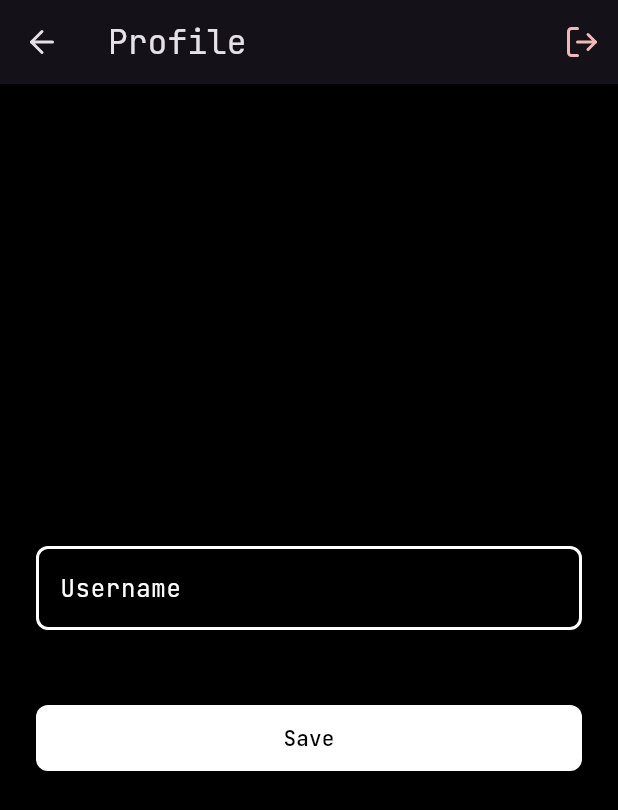
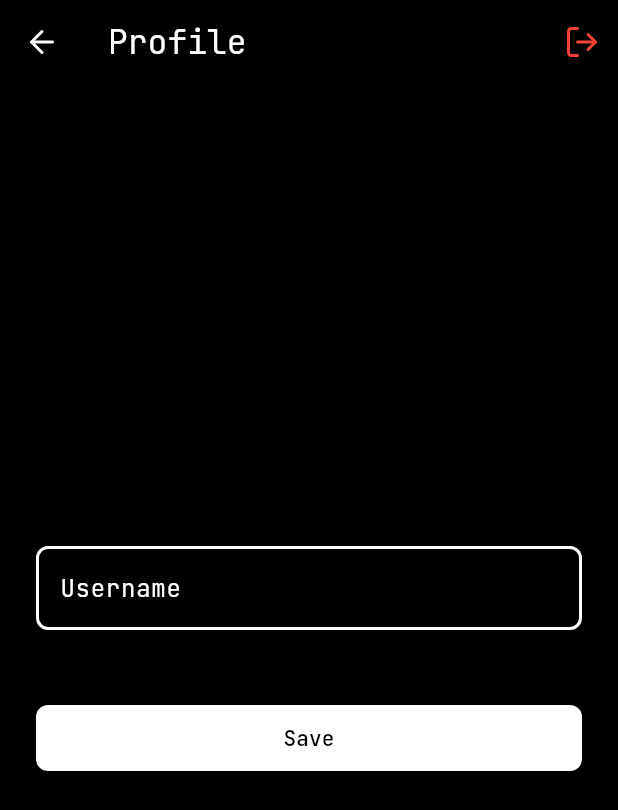
Before and after one commit to mendelbrot/star-cities, a Flutter app: the screen it shows once a user with an empty profile is signed in, on a phone screen of 412 x 824 dp. Shown: the top 810 px of the screen. Run offline on Flutter 3.47's test engine with Material 3 defaults, Android fonts, the phone set to English and light mode, and no system bars; our stand-ins replace flutter_riverpod, flutter_svg, go_router, google_fonts, lucide_icons, supabase_flutter; accounts and stored records are empty; project files that could hold a hidden picture were left out.

Commit message:
styling adjustments

```diff
--- a/client-flutter/lib/core/theme/app_theme.dart
+++ b/client-flutter/lib/core/theme/app_theme.dart
@@ -2,6 +2,8 @@ import 'package:flutter/material.dart';
 import 'package:google_fonts/google_fonts.dart';
 
 class AppTheme {
+  static const Color lightPurple = Color(0xFFD0BCFF);
+
   static ThemeData get darkTheme {
     return ThemeData(
       brightness: Brightness.dark,
@@ -9,6 +11,16 @@ class AppTheme {
       primaryColor: Colors.white,
       disabledColor: const Color(0xFF666666),
       fontFamily: GoogleFonts.jetBrainsMono().fontFamily,
+
+      colorScheme: const ColorScheme.dark(
+        primary: Colors.white,
+        onPrimary: Colors.black,
+        secondary: lightPurple,
+        onSecondary: Colors.black,
+        surface: Colors.black,
+        onSurface: Colors.white,
+        error: Colors.red,
+      ),
 
       // Text Theme
       textTheme: GoogleFonts.jetBrainsMonoTextTheme(
@@ -82,6 +94,15 @@ class AppTheme {
         indicatorSize: TabBarIndicatorSize.tab,
       ),
 
+      // Slider Theme
+      sliderTheme: SliderThemeData(
+        activeTrackColor: lightPurple,
+        inactiveTrackColor: lightPurple.withValues(alpha: 0.24),
+        thumbColor: lightPurple,
+        overlayColor: lightPurple.withValues(alpha: 0.16),
+        valueIndicatorColor: lightPurple,
+      ),
+
       // Dialog Theme
       dialogTheme: DialogThemeData(
         backgroundColor: Colors.black,
--- a/client-flutter/lib/features/game/screens/game_play.dart
+++ b/client-flutter/lib/features/game/screens/game_play.dart
@@ -131,6 +131,7 @@ class GamePlay extends ConsumerWidget {
                     final panel = PlanningPanel(
                       game: game,
                       pieces: currentPieces,
+                      flatten: !isWide,
                     );
 
                     Widget content;
--- a/client-flutter/lib/features/game/widgets/game_board_base.dart
+++ b/client-flutter/lib/features/game/widgets/game_board_base.dart
@@ -80,7 +80,7 @@ class GameBoardBase extends StatelessWidget {
                       width: cellSize * 0.3,
                       height: cellSize * 0.3,
                       decoration: BoxDecoration(
-                        color: theme.colorScheme.secondary.withValues(alpha: 0.5),
+                        color: Colors.white.withValues(alpha: 0.5),
                         shape: BoxShape.circle,
                       ),
                     ),
@@ -156,7 +156,7 @@ class GameBoardBase extends StatelessWidget {
             height: cellSize,
             child: IgnorePointer(
               child: Container(
-                color: theme.colorScheme.secondary.withValues(alpha: 0.2),
+                color: Colors.white.withValues(alpha: 0.1),
               ),
             ),
           );
--- a/client-flutter/lib/features/game/widgets/game_planning_board.dart
+++ b/client-flutter/lib/features/game/widgets/game_planning_board.dart
@@ -354,6 +354,7 @@ class GamePlanningBoard extends ConsumerWidget {
           final notifier = ref.read(pendingActionsProvider(game.id).notifier);
           notifier.addOrReplaceAction(BombardAction(pieceId: uiState.selectedPieceId!, targetId: piece.id));
           ref.read(gameplayUiProvider.notifier).setBombarding(false);
+          ref.read(gameplayUiProvider.notifier).selectPiece(null);
           return;
         }
         if (uiState.isRetethering) {
--- a/client-flutter/lib/features/game/widgets/game_replay_board.dart
+++ b/client-flutter/lib/features/game/widgets/game_replay_board.dart
@@ -81,7 +81,7 @@ class GameReplayBoard extends ConsumerWidget {
                       onSquareTap: (x, y) => _handleReplayTap(ref, x, y, currentEvents, replayPieces),
                       onPieceTap: (piece) => _handleReplayTap(ref, piece.x!, piece.y!, currentEvents, replayPieces),
                       overlays: [
-                        if (uiState.currentReplayStep == 1)
+                        if (uiState.currentReplayStep == 3 || uiState.currentReplayStep == 5)
                           IgnorePointer(
                             child: CustomPaint(
                               size: Size(size, size),
@@ -218,7 +218,7 @@ class ReplayArrowPainter extends CustomPainter {
         if (!isFromVisible && !isToVisible) continue;
 
         final paint = Paint()
-          ..color = event.faction.color.withValues(alpha: 0.8)
+          ..color = Colors.white.withValues(alpha: 0.8)
           ..strokeWidth = 2.0
           ..style = PaintingStyle.stroke;
 
@@ -232,7 +232,7 @@ class ReplayArrowPainter extends CustomPainter {
   void _drawArrow(Canvas canvas, Offset start, Offset end, Paint paint) {
     canvas.drawLine(start, end, paint);
     final angle = math.atan2(end.dy - start.dy, end.dx - start.dx);
-    const arrowSize = 12.0;
+    const arrowSize = 16.0;
     canvas.drawLine(
       end,
       Offset(end.dx - arrowSize * math.cos(angle - math.pi / 6), end.dy - arrowSize * math.sin(angle - math.pi / 6)),
```
Also changed, not shown: client-flutter/lib/features/game/widgets/game_board.dart (+8 -2 lines), client-flutter/lib/features/game/widgets/planning_panel.dart (+104 -75 lines), 1 other file.
